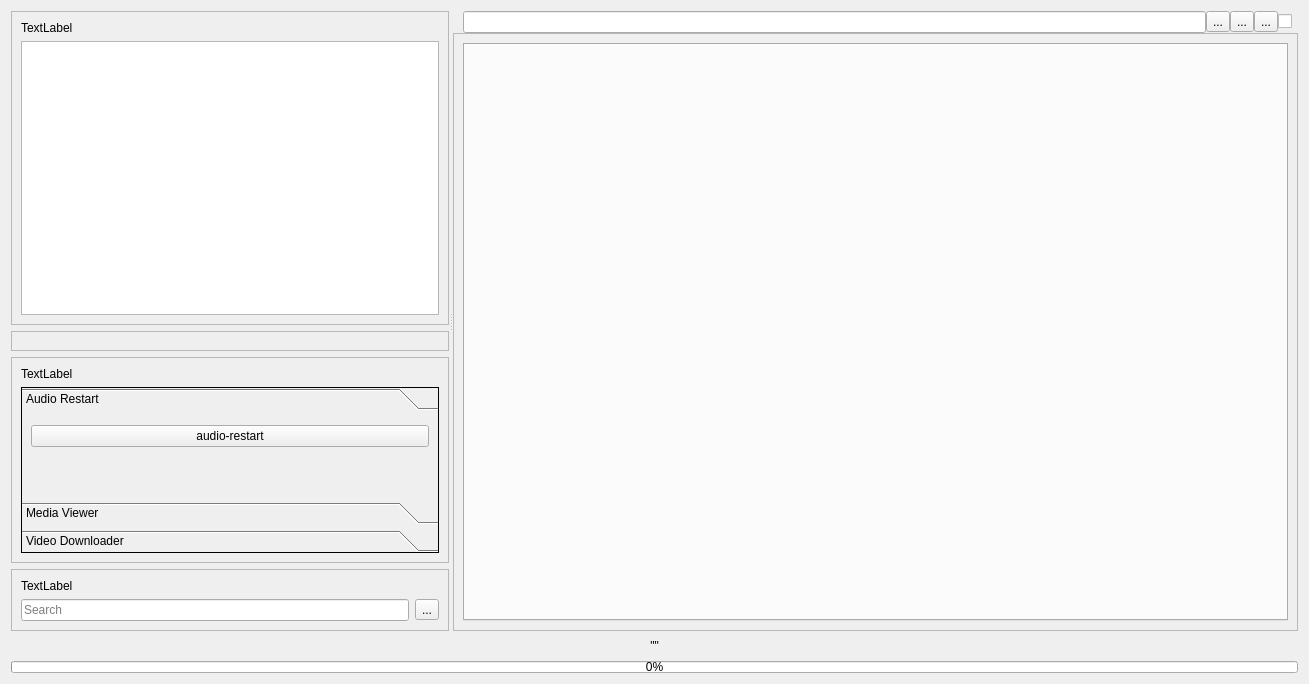
The window that files_3.ui (aumanimationstudios/Files) describes before a commit, drawn with Qt 5.
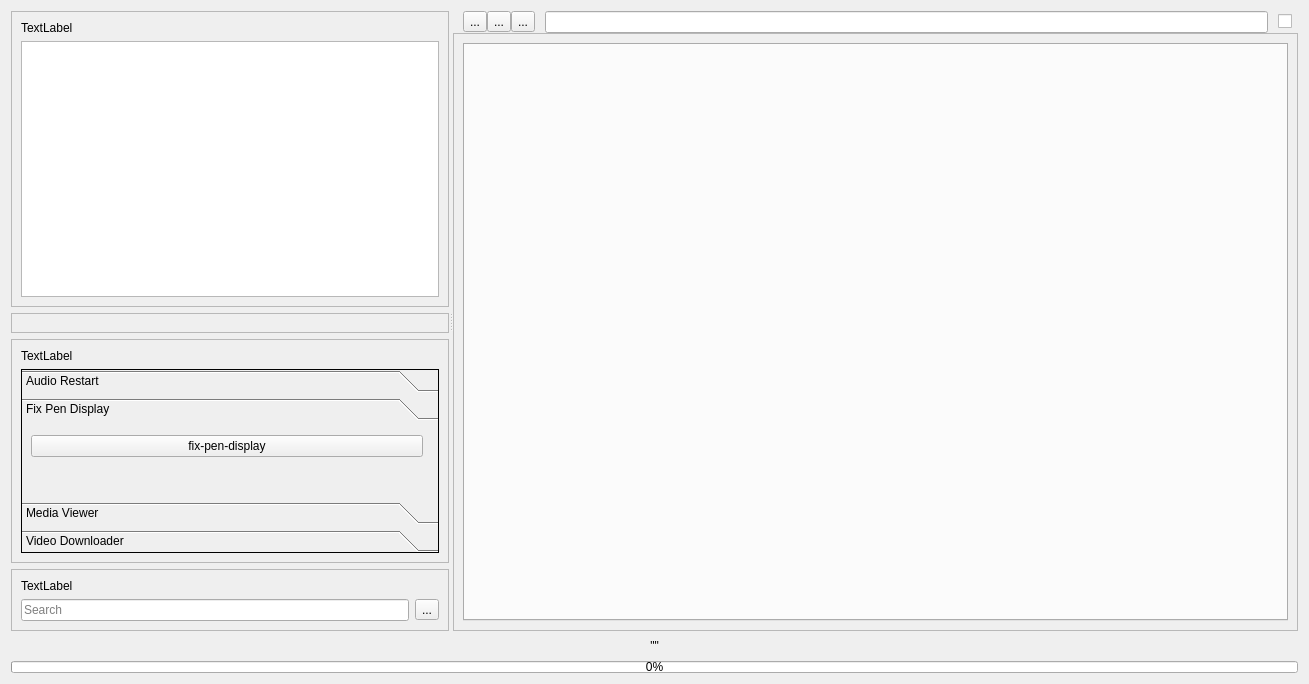
The same window after the commit.

Commit message: added fix pen display

Diff of the .ui file:
```diff
--- a/files_3.ui
+++ b/files_3.ui
@@ -20,7 +20,7 @@
    <string notr="true"/>
   </property>
   <layout class="QGridLayout" name="gridLayout_2">
-   <item row="0" column="0">
+   <item row="1" column="0">
     <widget class="QSplitter" name="splitter01">
      <property name="orientation">
       <enum>Qt::Horizontal</enum>
@@ -194,7 +194,7 @@
              <number>0</number>
             </property>
             <property name="currentIndex">
-             <number>0</number>
+             <number>1</number>
             </property>
             <property name="tabSpacing">
              <number>6</number>
@@ -243,13 +243,49 @@
               </item>
              </layout>
             </widget>
+            <widget class="QWidget" name="page">
+             <attribute name="label">
+              <string>Fix Pen Display</string>
+             </attribute>
+             <layout class="QGridLayout" name="gridLayout_9">
+              <item row="0" column="0">
+               <widget class="QPushButton" name="fixPenDisplayButt">
+                <property name="sizePolicy">
+                 <sizepolicy hsizetype="MinimumExpanding" vsizetype="Fixed">
+                  <horstretch>0</horstretch>
+                  <verstretch>0</verstretch>
+                 </sizepolicy>
+                </property>
+                <property name="focusPolicy">
+                 <enum>Qt::NoFocus</enum>
+                </property>
+                <property name="text">
+                 <string>fix-pen-display</string>
+                </property>
+               </widget>
+              </item>
+              <item row="1" column="0" colspan="2">
+               <spacer name="verticalSpacer_4">
+                <property name="orientation">
+                 <enum>Qt::Vertical</enum>
+                </property>
+                <property name="sizeHint" stdset="0">
+                 <size>
+                  <width>20</width>
+                  <height>30</height>
+                 </size>
+                </property>
+               </spacer>
+              </item>
+             </layout>
+            </widget>
             <widget class="QWidget" name="page2">
              <property name="geometry">
               <rect>
                <x>0</x>
                <y>0</y>
                <width>416</width>
-               <height>92</height>
+               <height>87</height>
               </rect>
              </property>
              <attribute name="label">
@@ -424,6 +460,52 @@
            </property>
           </spacer>
          </item>
+         <item>
+          <widget class="QToolButton" name="previousDirButt">
+           <property name="focusPolicy">
+            <enum>Qt::NoFocus</enum>
+           </property>
+           <property name="text">
+            <string>...</string>
+           </property>
+          </widget>
+         </item>
+         <item>
+          <widget class="QToolButton" name="changeDirButt">
+           <property name="focusPolicy">
+            <enum>Qt::NoFocus</enum>
+           </property>
+           <property name="text">
+            <string>...</string>
+           </property>
+          </widget>
+         </item>
+         <item>
+          <widget class="QToolButton" name="changeViewButt">
+           <property name="focusPolicy">
+            <enum>Qt::NoFocus</enum>
+           </property>
+           <property name="text">
+            <string>...</string>
+           </property>
+          </widget>
+         </item>
+         <item>
+          <spacer name="horizontalSpacer_3">
+           <property name="orientation">
+            <enum>Qt::Horizontal</enum>
+           </property>
+           <property name="sizeType">
+            <enum>QSizePolicy::Fixed</enum>
+           </property>
+           <property name="sizeHint" stdset="0">
+            <size>
+             <width>10</width>
+             <height>20</height>
+            </size>
+           </property>
+          </spacer>
+         </item>
          <item>
           <widget class="QLineEdit" name="currentFolderBox">
            <property name="focusPolicy">
@@ -435,34 +517,20 @@
           </widget>
          </item>
          <item>
-          <widget class="QToolButton" name="changeDirButt">
-           <property name="focusPolicy">
-            <enum>Qt::NoFocus</enum>
+          <spacer name="horizontalSpacer_4">
+           <property name="orientation">
+            <enum>Qt::Horizontal</enum>
            </property>
-           <property name="text">
-            <string>...</string>
+           <property name="sizeType">
+            <enum>QSizePolicy::Fixed</enum>
            </property>
-          </widget>
-         </item>
-         <item>
-          <widget class="QToolButton" name="previousDirButt">
-           <property name="focusPolicy">
-            <enum>Qt::NoFocus</enum>
+           <property name="sizeHint" stdset="0">
+            <size>
+             <width>10</width>
+             <height>20</height>
+            </size>
            </property>
-           <property name="text">
-            <string>...</string>
-           </property>
-          </widget>
-         </item>
-         <item>
-          <widget class="QToolButton" name="changeViewButt">
-           <property name="focusPolicy">
-            <enum>Qt::NoFocus</enum>
-           </property>
-           <property name="text">
-            <string>...</string>
-           </property>
-          </widget>
+          </spacer>
          </item>
          <item>
           <widget class="QCheckBox" name="themeButton">
@@ -527,7 +595,7 @@
      </widget>
     </widget>
    </item>
-   <item row="1" column="0">
+   <item row="2" column="0">
     <layout class="QVBoxLayout" name="verticalLayout_2">
      <item>
       <widget class="QLabel" name="messages">
```
The commit also changes 5 other files.
